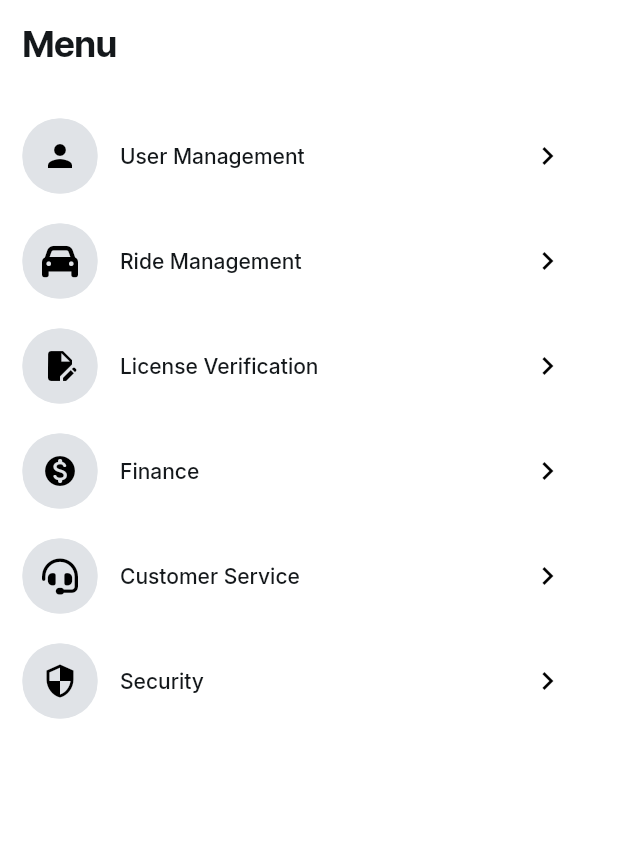
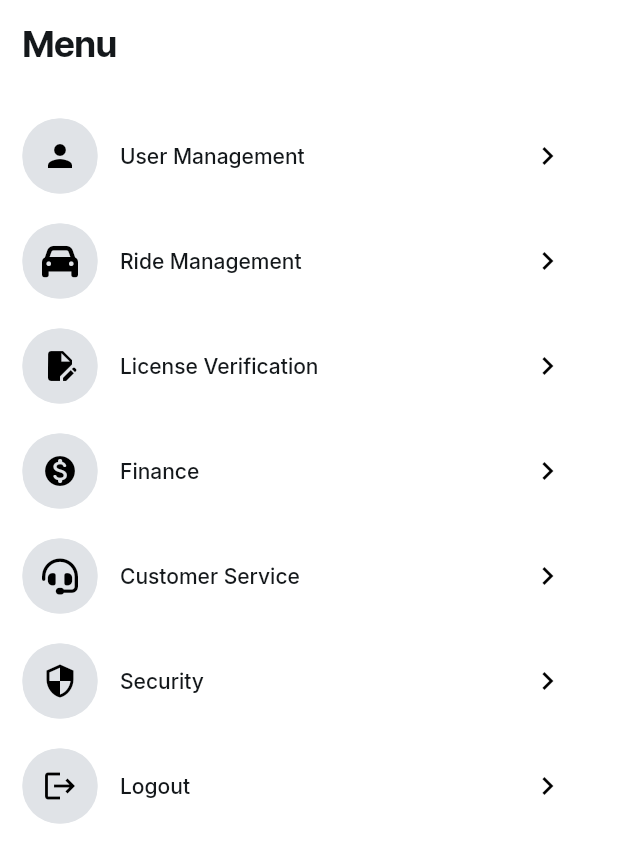
Before and after one commit to LiewHaoShean/rideLink, a Flutter app: the HomeWidget screen opened by its route, on a phone screen of 412 x 824 dp. Shown: the top 863 px of the screen. Run offline on Flutter 3.47's test engine with Material 3 defaults, Android fonts, the phone set to English and light mode, and no system bars; our stand-ins replace auto_size_text, cloud_firestore, dropdown_button2, firebase_auth, firebase_core, flutter_rating_bar and 11 more; missing offline and left inert: json_path; accounts and stored records are empty.

Commit message:
Add log out button to admin

```diff
--- a/lib/screens/admin/home/home_widget.dart
+++ b/lib/screens/admin/home/home_widget.dart
@@ -282,8 +282,8 @@ class _HomeWidgetState extends State<HomeWidget> {
                         hoverColor: Colors.transparent,
                         highlightColor: Colors.transparent,
                         onTap: () async {
-                          context.pushNamed(
-                              AdminDriverVerificationWidget.routeName);
+                          context
+                              .pushNamed(AdminDriverVerificationWidget.routeName);
                         },
                         child: Row(
                           mainAxisSize: MainAxisSize.max,
@@ -671,6 +671,102 @@ class _HomeWidgetState extends State<HomeWidget> {
                         ),
                       ),
                     ),
+                    // Added Logout Button
+                    Padding(
+                      padding:
+                          EdgeInsetsDirectional.fromSTEB(0.0, 0.0, 0.0, 20.0),
+                      child: InkWell(
+                        splashColor: Colors.transparent,
+                        focusColor: Colors.transparent,
+                        hoverColor: Colors.transparent,
+                        highlightColor: Colors.transparent,
+                        onTap: () async {
+                          // Clear user session
+                          final userProvider =
+                              Provider.of<UserProvider>(context, listen: false);
+                          userProvider.setUserId('');
+                          // Navigate to login screen
+                          context.pushNamed('LoginPage');
+                        },
+                        child: Row(
+                          mainAxisSize: MainAxisSize.max,
+                          children: [
+                            Padding(
+                              padding: EdgeInsetsDirectional.fromSTEB(
+                                  15.0, 0.0, 0.0, 0.0),
+                              child: Container(
+                                width: 50.0,
+                                height: 50.0,
+                                decoration: BoxDecoration(
+                                  color: FlutterFlowTheme.of(context).alternate,
+                                  borderRadius: BorderRadius.circular(24.0),
+                                  shape: BoxShape.rectangle,
+                                ),
+                                child: FlutterFlowIconButton(
+                                  borderRadius: 30.0,
+                                  buttonSize: 40.0,
+                                  fillColor:
+                                      FlutterFlowTheme.of(context).alternate,
+                                  icon: Icon(
+                                    Icons.logout,
+                                    color: Colors.black,
+                                    size: 24.0,
+                                  ),
+                                  onPressed: () {
+                                    print('Logout button pressed ...');
+                                  },
+                                ),
+                              ),
+                            ),
+                            Container(
+                              width: 200.0,
+                              decoration: BoxDecoration(),
+                              child: Padding(
+                                padding: EdgeInsetsDirectional.fromSTEB(
+                                    15.0, 0.0, 0.0, 0.0),
+                                child: Text(
+                                  'Logout',
+                                  style: FlutterFlowTheme.of(context)
+                                      .bodyLarge
+                                      .override(
+                                        font: GoogleFonts.inter(
+                                          fontWeight: FontWeight.w500,
+                                          fontStyle:
+                                              FlutterFlowTheme.of(context)
+                                                  .bodyLarge
+                                                  .fontStyle,
+                                        ),
+                                        letterSpacing: 0.0,
+                                        fontWeight: FontWeight.w500,
+                                        fontStyle: FlutterFlowTheme.of(context)
+                                            .bodyLarge
+                                            .fontStyle,
+                                      ),
+                                ),
+                              ),
+                            ),
+                            Padding(
+                              padding: EdgeInsetsDirectional.fromSTEB(
+                                  80.0, 0.0, 0.0, 0.0),
+                              child: FlutterFlowIconButton(
+                                borderRadius: 8.0,
+                                buttonSize: 40.0,
+                                fillColor: FlutterFlowTheme.of(context)
+                                    .secondaryBackground,
+                                icon: Icon(
+                                  Icons.navigate_next,
+                                  color: Colors.black,
+                                  size: 24.0,
+                                ),
+                                onPressed: () {
+                                  print('IconButton pressed ...');
+                                },
+                              ),
+                            ),
+                          ],
+                        ),
+                      ),
+                    ),
                   ],
                 ),
               ),
```
